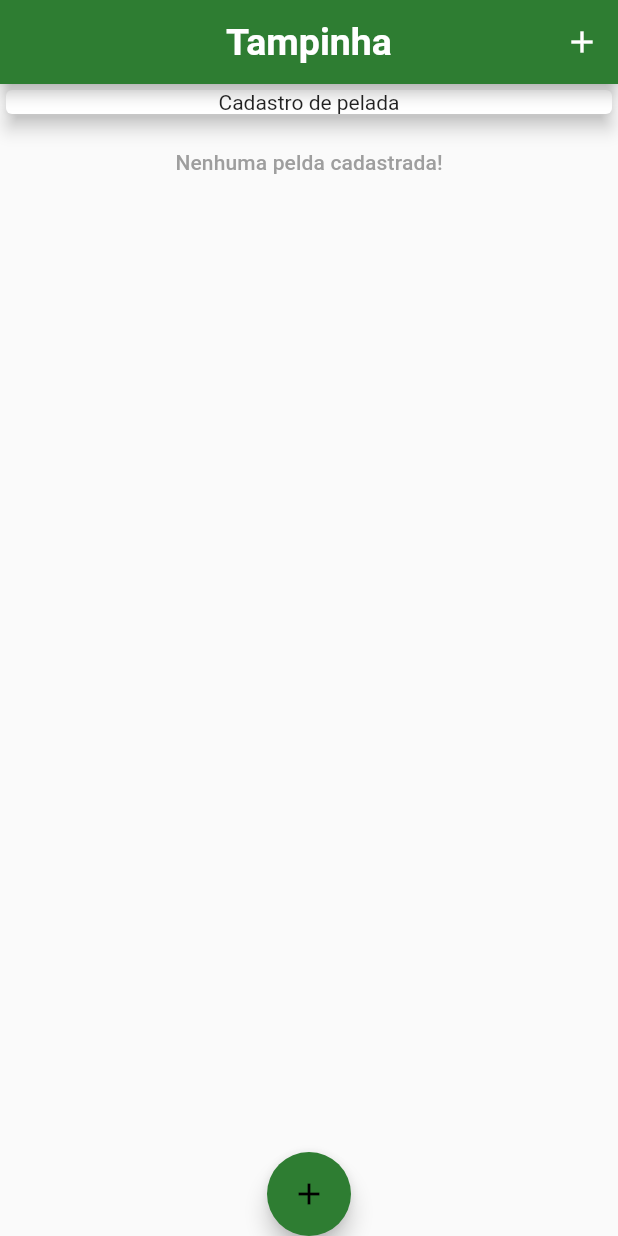
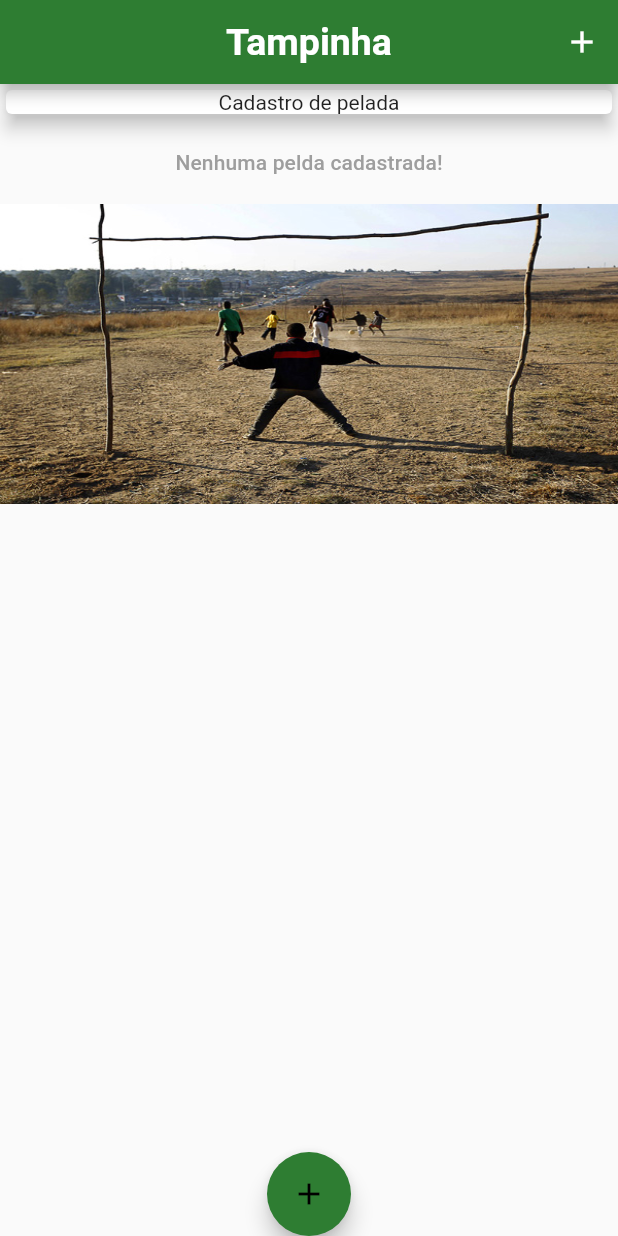
Before and after one commit to borniequepacheco/gerenciapelada, a Flutter app: the screen it shows after launch, on a phone screen of 412 x 824 dp. Run offline on Flutter 3.47's test engine with Material 2 defaults, Android fonts, the phone set to English and light mode, and no system bars; Roboto replaces fonts that are missing (RocknRollOne).

Commit message:
aula 108

```diff
--- a/lib/components/pelada_list.dart
+++ b/lib/components/pelada_list.dart
@@ -23,13 +23,17 @@ class PeladaList extends StatelessWidget {
                 SizedBox(
                   height: 20,
                 ),
-/*                 Container(
-                  height: 30,
-                  child: Image.asset(
-                    'assets/images/logo.png',
-                    fit: BoxFit.cover,
+                Container(
+                  height: 200,
+                  decoration: BoxDecoration(
+                    image: DecorationImage(
+                      image: AssetImage(
+                        'assets/images/pelada.png',
+                      ),
+                      fit: BoxFit.fill,
+                    ),
                   ),
-                ), */
+                ),
               ],
             )
           : ListView.builder(
--- a/pubspec.yaml
+++ b/pubspec.yaml
@@ -51,7 +51,7 @@ flutter:
   # To add assets to your application, add an assets section, like this:
   assets:
     - assets/images/logo.png
-  #   - images/a_dot_ham.jpeg
+    - assets/images/pelada.png
 
   # An image asset can refer to one or more resolution-specific "variants", see
   # https://flutter.dev/assets-and-images/#resolution-aware.
```
Also changed, not shown: assets/images/logo.png.
